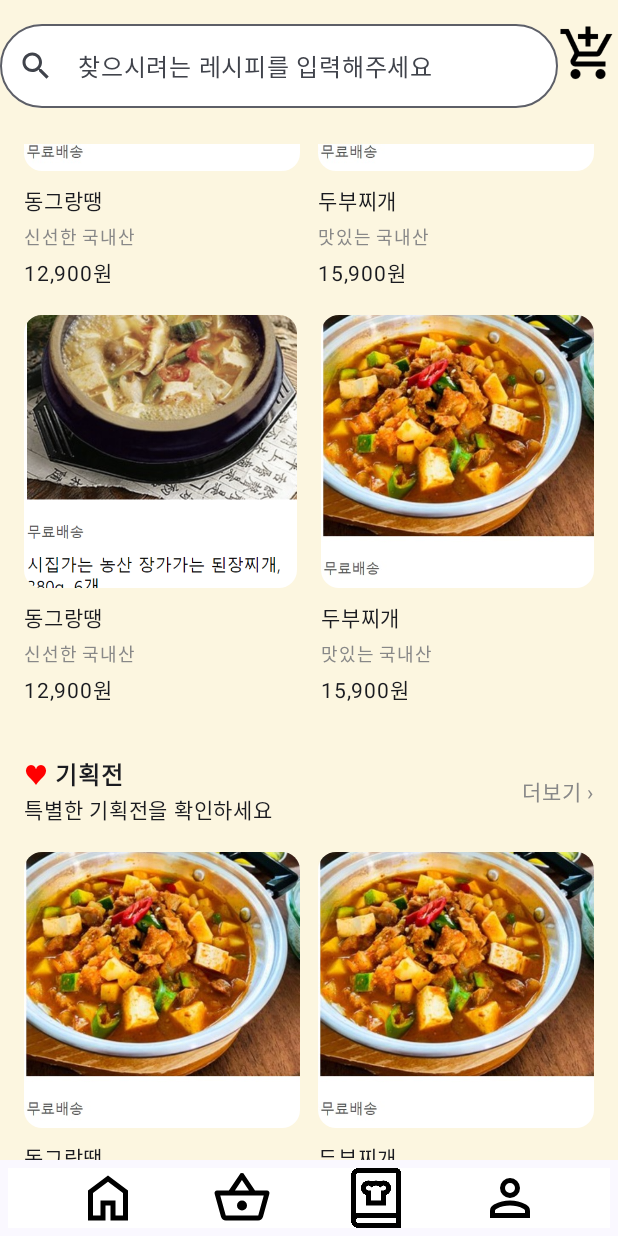
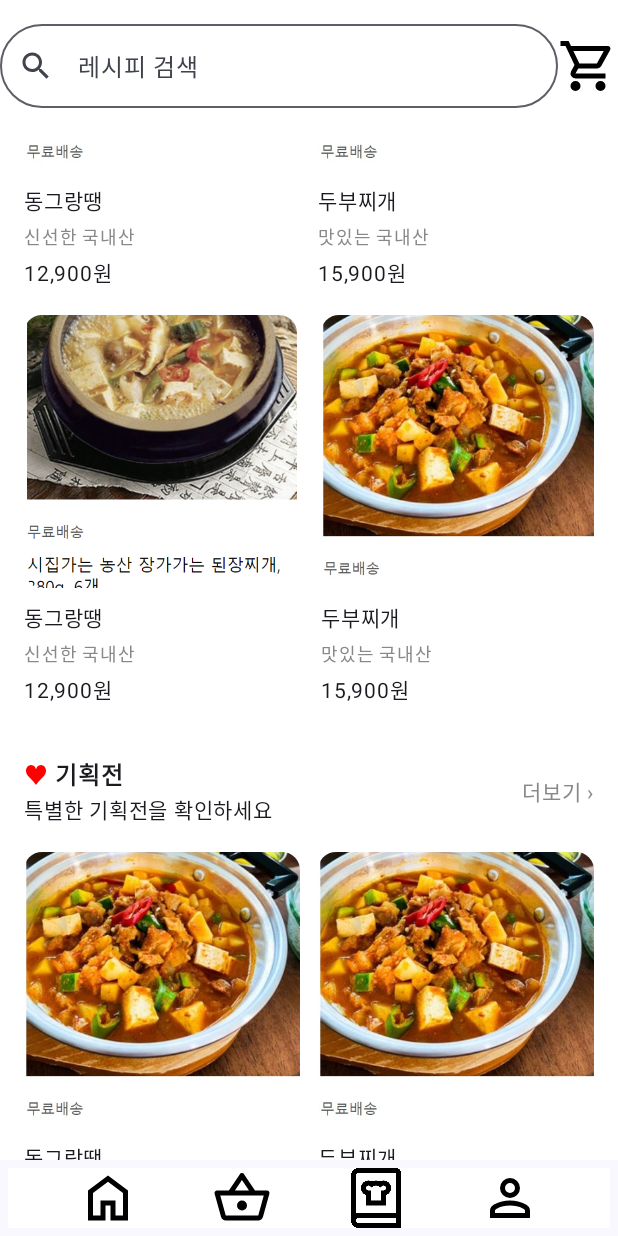
Before and after one commit to DONG-STU/AiCookMate, an Android app built with Jetpack Compose: the FoodShoppingScreen screen opened through its navigation route, scrolled down 474 dp, on a phone screen of 412 x 824 dp. Run offline under Robolectric (Android 15) with nearby library versions, the phone set to English and light mode, and no system bars; our stand-ins replace Firebase (no records; nobody signed in at launch, a user with empty details on screens opened directly); pictures from the network do not load.

Commit message:
Design ShoppingScreen.kt

```diff
--- a/app/src/main/java/com/sdc/aicookmate/ShoppingScreen.kt
+++ b/app/src/main/java/com/sdc/aicookmate/ShoppingScreen.kt
@@ -59,14 +59,6 @@ import androidx.navigation.compose.rememberNavController
 import com.sdc.aicookmate.ui.theme.AiCookMateTheme
 
 
-@Preview(showBackground = true)
-@Composable
-fun MainScreePreview() {
-    AiCookMateTheme {
-    }
-}
-
-
 @Composable
 fun FoodShoppingScreen(navController: NavController) {
     Scaffold(
@@ -75,7 +67,7 @@ fun FoodShoppingScreen(navController: NavController) {
         Column(
             modifier = Modifier
                 .padding(paddingValues)
-                .background(Color(0xFFFCF6E0))
+                .background(Color.White)
         ) {
             Column(
                 modifier = Modifier
@@ -83,25 +75,24 @@ fun FoodShoppingScreen(navController: NavController) {
             ) {
                 Spacer(modifier = Modifier.height(16.dp))
 
-                Row {
+                Row (verticalAlignment = Alignment.CenterVertically){
                     OutlinedTextField(
                         value = "",
                         onValueChange = {},
                         leadingIcon = { Icon(Icons.Default.Search, "검색") },
-                        placeholder = { Text("찾으시려는 레시피를 입력해주세요") },
+                        placeholder = { Text("레시피 검색") },
                         modifier = Modifier
-                            .weight(0.80f)
+                            .weight(0.8f)
                             .background(Color.White, RoundedCornerShape(30.dp)),
                         shape = RoundedCornerShape(30.dp)
                     )
 
                     Image(
-                        painter = painterResource(id = R.drawable.ic_cart),
-                        contentDescription = "장바구니",
+                        painter = painterResource(R.drawable.shoppingcart_btn),
+                        contentDescription = "카트에 담기",
                         modifier = Modifier
                             .size(40.dp)
-                            .clickable {/**/ }
-
+                            .clickable {/**/}
                     )
                 }
                 Spacer(
@@ -183,7 +174,7 @@ fun CategorySection() {
     Column(
         modifier = Modifier
             .fillMaxWidth()
-            .background(Color(0xFFFCF6E0))
+            .background(Color.White)
             .padding(16.dp)
     ) {
         Row(
@@ -230,7 +221,7 @@ fun HotDealsSection() {
     Column(
         modifier = Modifier
             .fillMaxWidth()
-            .background(Color(0xFFFCF6E0))
+            .background(Color.White)
             .padding(16.dp)
     ) {
         Row(
@@ -360,7 +351,7 @@ fun PlanSection() {
     Column(
         modifier = Modifier
             .fillMaxWidth()
-            .background(Color(0xFFFCF6E0))
+            .background(Color.White)
             .padding(16.dp)
     ) {
         Row(
--- /dev/null
+++ b/app/src/main/res/drawable/shoppingcart_btn.xml
@@ -0,0 +1,9 @@
+<vector xmlns:android="http://schemas.android.com/apk/res/android"
+    android:width="24dp"
+    android:height="24dp"
+    android:viewportWidth="960"
+    android:viewportHeight="960">
+    <path
+        android:pathData="M280,880q-33,0 -56.5,-23.5T200,800q0,-33 23.5,-56.5T280,720q33,0 56.5,23.5T360,800q0,33 -23.5,56.5T280,880ZM680,880q-33,0 -56.5,-23.5T600,800q0,-33 23.5,-56.5T680,720q33,0 56.5,23.5T760,800q0,33 -23.5,56.5T680,880ZM246,240l96,200h280l110,-200L246,240ZM208,160h590q23,0 35,20.5t1,41.5L692,478q-11,20 -29.5,31T622,520L324,520l-44,80h480v80L280,680q-45,0 -68,-39.5t-2,-78.5l54,-98 -144,-304L40,160v-80h130l38,80ZM342,440h280,-280Z"
+        android:fillColor="#000000"/>
+</vector>
```
